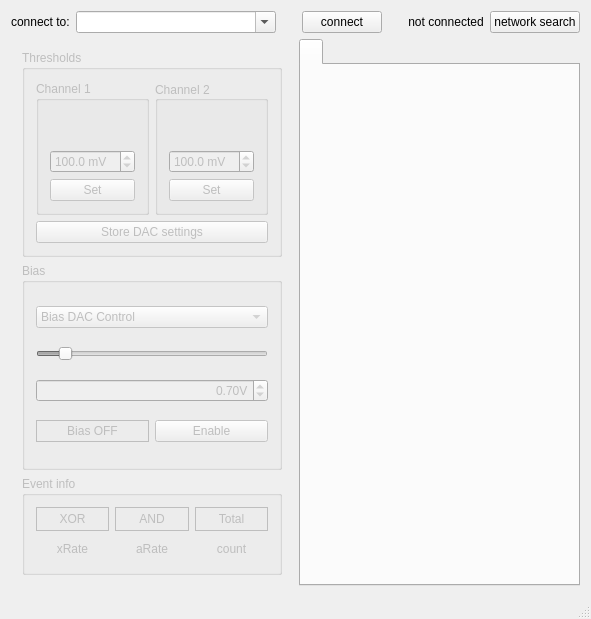
This is gui/src/mainwindow.ui in MuonPi/muondetector as Qt 5 draws it before an edit. The edited form follows.
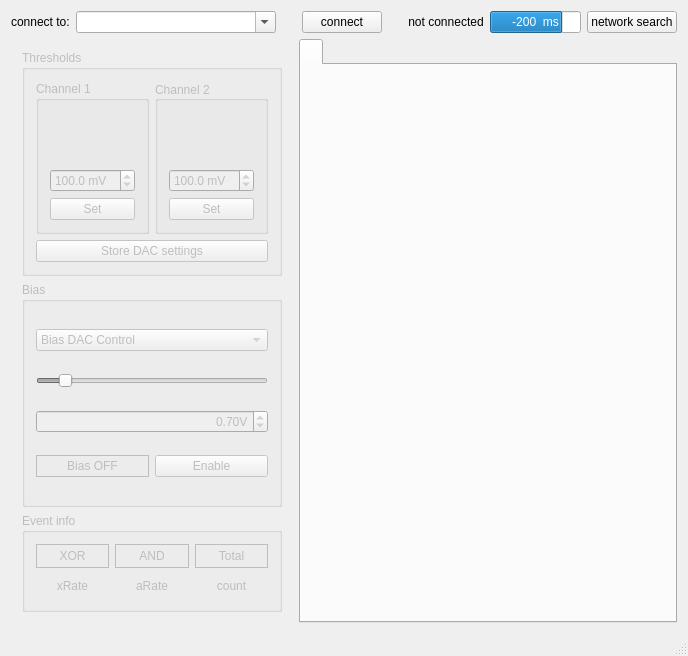
This is the edited form. Custom widgets are drawn as their Qt base class.

Commit message:
Added progress bar for connection timeout
Added connection timeout handling in GUI

What changed in the file:
```diff
--- a/gui/src/mainwindow.ui
+++ b/gui/src/mainwindow.ui
@@ -9,8 +9,8 @@
    <rect>
     <x>0</x>
     <y>0</y>
-    <width>588</width>
-    <height>619</height>
+    <width>646</width>
+    <height>656</height>
    </rect>
   </property>
   <property name="windowTitle">
@@ -129,6 +129,34 @@
         </property>
        </spacer>
       </item>
+      <item>
+       <widget class="QProgressBar" name="progressBar">
+        <property name="enabled">
+         <bool>true</bool>
+        </property>
+        <property name="sizePolicy">
+         <sizepolicy hsizetype="Expanding" vsizetype="Fixed">
+          <horstretch>7</horstretch>
+          <verstretch>0</verstretch>
+         </sizepolicy>
+        </property>
+        <property name="minimum">
+         <number>-1000</number>
+        </property>
+        <property name="maximum">
+         <number>0</number>
+        </property>
+        <property name="value">
+         <number>-200</number>
+        </property>
+        <property name="invertedAppearance">
+         <bool>false</bool>
+        </property>
+        <property name="format">
+         <string>%v  ms</string>
+        </property>
+       </widget>
+      </item>
       <item>
        <widget class="QPushButton" name="networkSearchButton">
         <property name="toolTip">
```
Left out of the diff: 54 changed lines with no effect on the pictures. The commit also changes 2 other files.
